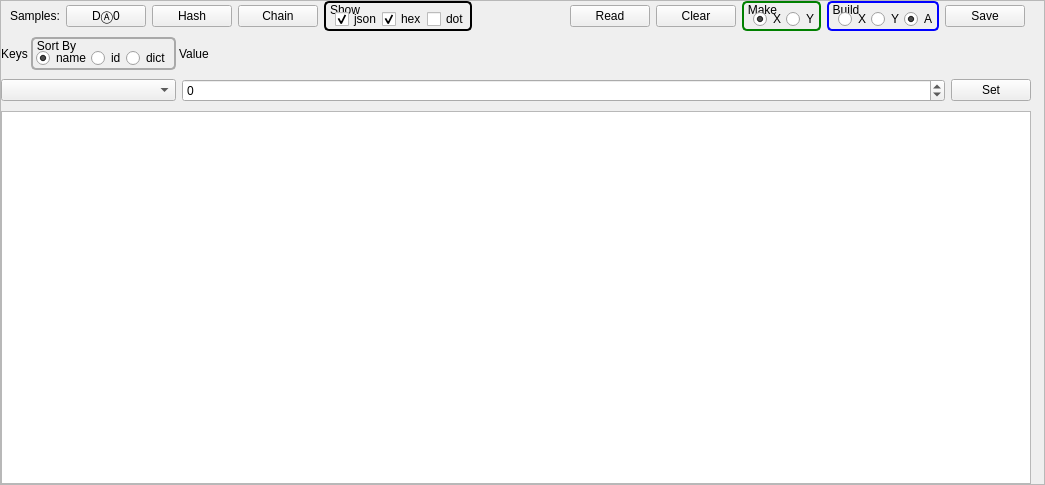
First picture: the form in apps/BlockTool/blockTool.ui, repository assignonward/aosuite, before the edit.
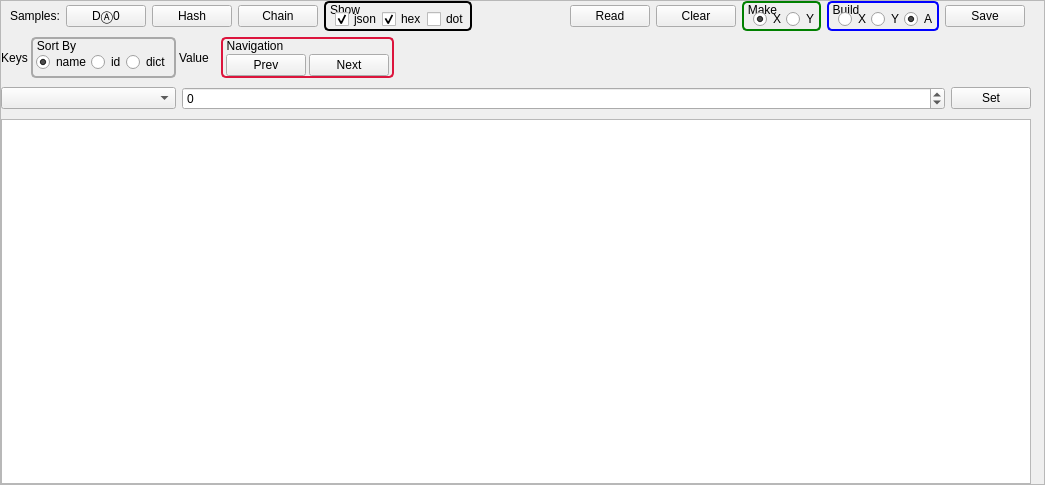
Second picture: the form after the edit. Icons and pictures are not drawn.

Commit message: progress through next children.  Need to add previous children support

What changed in the file:
```diff
--- a/apps/BlockTool/blockTool.ui
+++ b/apps/BlockTool/blockTool.ui
@@ -412,13 +412,6 @@
       </item>
      </layout>
     </item>
-    <item row="2" column="2">
-     <widget class="QLabel" name="label_4">
-      <property name="text">
-       <string>Value</string>
-      </property>
-     </widget>
-    </item>
     <item row="3" column="2">
      <widget class="QStackedWidget" name="valueWidget">
       <property name="currentIndex">
@@ -731,6 +724,83 @@
       </layout>
      </widget>
     </item>
+    <item row="2" column="2" colspan="2">
+     <layout class="QHBoxLayout" name="horizontalLayout_2">
+      <property name="spacing">
+       <number>12</number>
+      </property>
+      <item>
+       <widget class="QLabel" name="label_4">
+        <property name="text">
+         <string>Value</string>
+        </property>
+       </widget>
+      </item>
+      <item>
+       <widget class="QGroupBox" name="navGroup">
+        <property name="styleSheet">
+         <string notr="true">QGroupBox { 
+     border: 2px solid crimson; 
+     border-radius: 5px; 
+     font-size: 12px
+ }
+QGroupBox::title {
+  background-color: transparent;
+  padding-left: 4px;
+  padding-top: 2px;
+}</string>
+        </property>
+        <property name="title">
+         <string>Navigation</string>
+        </property>
+        <layout class="QHBoxLayout" name="horizontalLayout_3">
+         <property name="spacing">
+          <number>3</number>
+         </property>
+         <property name="leftMargin">
+          <number>3</number>
+         </property>
+         <property name="topMargin">
+          <number>15</number>
+         </property>
+         <property name="rightMargin">
+          <number>3</number>
+         </property>
+         <property name="bottomMargin">
+          <number>0</number>
+         </property>
+         <item>
+          <widget class="QPushButton" name="prev">
+           <property name="text">
+            <string>Prev</string>
+           </property>
+          </widget>
+         </item>
+         <item>
+          <widget class="QPushButton" name="next">
+           <property name="text">
+            <string>Next</string>
+           </property>
+          </widget>
+         </item>
+        </layout>
+       </widget>
+      </item>
+      <item>
+       <spacer name="horizontalSpacer_2">
+        <property name="orientation">
+         <enum>Qt::Horizontal</enum>
+        </property>
+        <property name="sizeHint" stdset="0">
+         <size>
+          <width>40</width>
+          <height>20</height>
+         </size>
+        </property>
+       </spacer>
+      </item>
+     </layout>
+    </item>
    </layout>
   </widget>
  </widget>
```
The commit also changes 5 other files.
